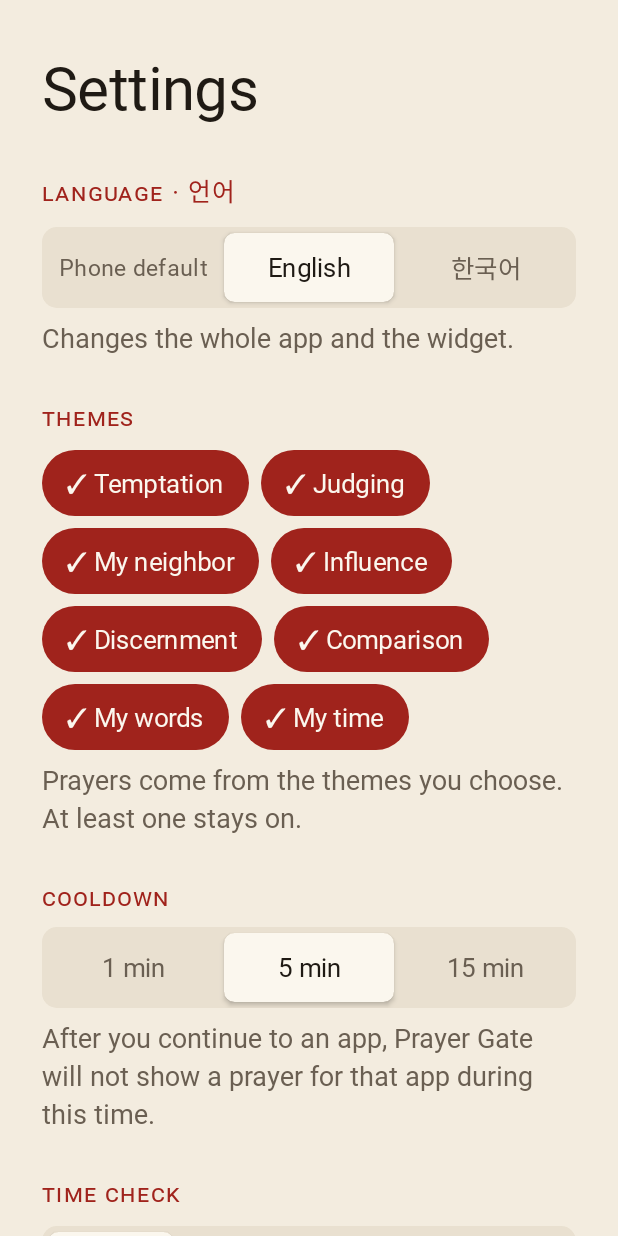
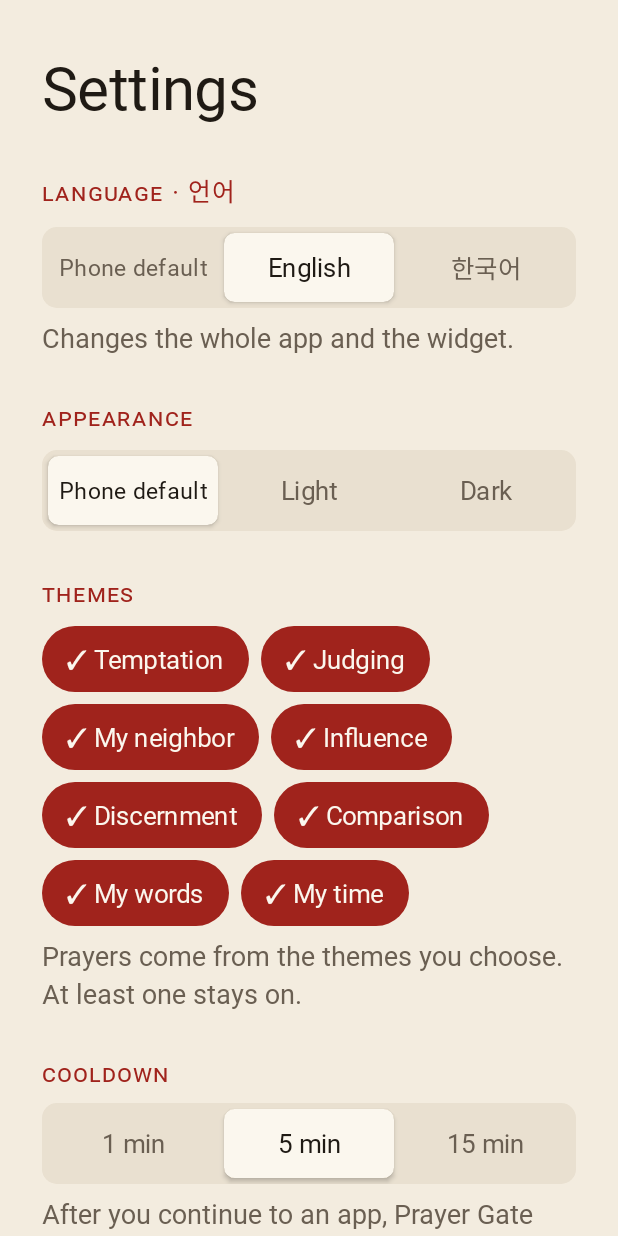
Before and after one commit to jackelamen/prayergate, an Android app built with Jetpack Compose: the composable SettingsScreen shown on its own in the app's theme, on a phone screen of 412 x 824 dp. Run offline under Robolectric (Android 15) with nearby library versions, the phone set to English and light mode, and no system bars; Roboto replaces fonts that are not available here.

Commit message:
Add a light / dark / phone default appearance switch
Settings > Appearance chooses Phone default, Light or Dark. The choice is
saved as AppAppearance and applied, together with the language, when each
screen is created (AppAppearance.wrapScreen in attachBaseContext). It sets
the configuration's night mode, so the theme colours, the system bar icons
and the window background all follow it, not only the Compose colours.
Switching recreates the screen and keeps the tab. Reset keeps the choice.
The widget stays light. The user guide has a new "Light and dark" section.

Robolectric tests switch on the real Settings screen, check the screen is
dark after the switch and after a fresh launch, that Phone default goes back,
and that language and appearance together keep both.

Co-Authored-By: Claude Opus 5.5 <noreply@anthropic.com>
Claude-Session: https://claude.ai/code/session_01Fdt8wSbZ6WbEF5KqqJwpT5

```diff
--- a/app/src/main/java/com/prayergate/app/data/AppReset.kt
+++ b/app/src/main/java/com/prayergate/app/data/AppReset.kt
@@ -14,7 +14,8 @@ import com.prayergate.app.ui.PrayerGateWidget
  *
  * Deleted: chosen apps, every prayer and pause, saved prayers, streak and
  * stats, all settings, cooldowns and time-check clocks.
- * Not changed: the language choice (the screen is already in it), and
+ * Not changed: the language and light/dark choices (the screen is already
+ * showing them), and
  * permissions the user granted in Android settings. An app
  * cannot switch those off itself; setup simply skips the ones already on.
  */
@@ -24,12 +25,14 @@ object AppReset {
     fun resetEverything(context: Context, onDone: () -> Unit) {
         val app = context.applicationContext as PrayerGateApp
         val language = AppLanguage.saved(app)
+        val appearance = AppAppearance.saved(app)
         app.dbThread.execute {
             app.database.clearAllTables()
             for (file in listOf("settings", "gate_state")) {
                 app.getSharedPreferences(file, Context.MODE_PRIVATE).edit().clear().commit()
             }
             AppLanguage.save(app, language)
+            AppAppearance.save(app, appearance)
             GateController.forgetEverything()
             Handler(Looper.getMainLooper()).post {
                 Engines.apply(app)           // stops detection until setup is finished again
--- a/app/src/main/java/com/prayergate/app/ui/LanguageSwitch.kt
+++ b/app/src/main/java/com/prayergate/app/ui/LanguageSwitch.kt
@@ -23,6 +23,7 @@ import androidx.compose.ui.semantics.semantics
 import androidx.compose.ui.text.style.TextDecoration
 import androidx.compose.ui.unit.dp
 import com.prayergate.app.R
+import com.prayergate.app.data.AppAppearance
 import com.prayergate.app.data.AppLanguage
 
 /** The Activity behind a Compose [Context], or null. */
@@ -44,6 +45,21 @@ fun rememberLanguageSetter(): (AppLanguage) -> Unit {
         if (language != AppLanguage.saved(context)) {
             AppLanguage.save(context, language)
             PrayerGateWidget.refresh(context)
+            context.findActivity()?.recreate()
+        }
+    }
+}
+
+/**
+ * Saves light, dark or "follow the phone" and redraws the screen in it,
+ * keeping the screen you were on.
+ */
+@Composable
+fun rememberAppearanceSetter(): (AppAppearance) -> Unit {
+    val context = LocalContext.current
+    return { appearance ->
+        if (appearance != AppAppearance.saved(context)) {
+            AppAppearance.save(context, appearance)
             context.findActivity()?.recreate()
         }
     }
--- a/app/src/main/java/com/prayergate/app/ui/MainActivity.kt
+++ b/app/src/main/java/com/prayergate/app/ui/MainActivity.kt
@@ -45,6 +45,7 @@ import androidx.compose.ui.semantics.Role
 import androidx.compose.ui.unit.dp
 import androidx.compose.ui.unit.sp
 import com.prayergate.app.R
+import com.prayergate.app.data.AppAppearance
 import com.prayergate.app.data.AppLanguage
 import com.prayergate.app.PrayerGateApp
 import com.prayergate.app.detection.Engines
@@ -58,9 +59,9 @@ import com.prayergate.app.ui.theme.PrayerGateTheme
  */
 class MainActivity : ComponentActivity() {
 
-    /** Gives this screen the language chosen in Settings (see AppLanguage). */
+    /** Gives this screen the language and light/dark mode chosen in Settings. */
     override fun attachBaseContext(newBase: Context) {
-        super.attachBaseContext(AppLanguage.wrap(newBase))
+        super.attachBaseContext(AppAppearance.wrapScreen(newBase))
     }
 
     override fun onCreate(savedInstanceState: Bundle?) {
--- a/app/src/main/java/com/prayergate/app/ui/ManualScreen.kt
+++ b/app/src/main/java/com/prayergate/app/ui/ManualScreen.kt
@@ -42,6 +42,7 @@ private val SECTIONS = listOf(
     R.string.manual_reset_t to R.string.manual_reset,
     R.string.manual_privacy_t to R.string.manual_privacy,
     R.string.manual_language_t to R.string.manual_language,
+    R.string.manual_appearance_t to R.string.manual_appearance,
 )
 
 @Composable
--- a/app/src/main/java/com/prayergate/app/ui/PrayerActivity.kt
+++ b/app/src/main/java/com/prayergate/app/ui/PrayerActivity.kt
@@ -80,6 +80,7 @@ import androidx.compose.ui.unit.sp
 import androidx.compose.ui.zIndex
 import com.prayergate.app.PrayerGateApp
 import com.prayergate.app.R
+import com.prayergate.app.data.AppAppearance
 import com.prayergate.app.data.AppLanguage
 import com.prayergate.app.data.Engine
 import com.prayergate.app.data.Prayer
@@ -120,9 +121,9 @@ class PrayerActivity : ComponentActivity() {
 
     private val app get() = application as PrayerGateApp
 
-    /** Gives this screen the language chosen in Settings (see AppLanguage). */
+    /** Gives this screen the language and light/dark mode chosen in Settings. */
     override fun attachBaseContext(newBase: Context) {
-        super.attachBaseContext(AppLanguage.wrap(newBase))
+        super.attachBaseContext(AppAppearance.wrapScreen(newBase))
     }
 
     // What triggered this screen (read from the Intent).
--- a/app/src/main/java/com/prayergate/app/ui/SettingsScreen.kt
+++ b/app/src/main/java/com/prayergate/app/ui/SettingsScreen.kt
@@ -49,6 +49,7 @@ import androidx.compose.ui.semantics.Role
 import androidx.compose.ui.unit.dp
 import com.prayergate.app.R
 import com.prayergate.app.PrayerGateApp
+import com.prayergate.app.data.AppAppearance
 import com.prayergate.app.data.AppLanguage
 import com.prayergate.app.data.AppReset
 import com.prayergate.app.data.PrayerTheme
@@ -115,6 +116,26 @@ fun SettingsScreen(
             style = MaterialTheme.typography.labelSmall,
             color = MaterialTheme.colorScheme.onSurfaceVariant,
             modifier = Modifier.padding(top = 10.dp),
+        )
+
+        // --- Appearance: light or dark pages ---
+        Spacer(Modifier.height(32.dp))
+        SectionLabel(stringResource(R.string.settings_appearance))
+        Spacer(Modifier.height(12.dp))
+        val setAppearance = rememberAppearanceSetter()
+        ChoiceRow(
+            options = AppAppearance.entries,
+            selected = AppAppearance.saved(context),
+            label = {
+                stringResource(
+                    when (it) {
+                        AppAppearance.SYSTEM -> R.string.appearance_system
+                        AppAppearance.LIGHT -> R.string.appearance_light
+                        AppAppearance.DARK -> R.string.appearance_dark
+                    }
+                )
+            },
+            onSelect = setAppearance,
         )
 
         // --- Themes ---
--- a/app/src/main/res/values/strings.xml
+++ b/app/src/main/res/values/strings.xml
@@ -127,6 +127,8 @@
     <string name="manual_reset">Settings > Reset Prayer Gate deletes all records and settings and starts setup again. Permissions you allowed stay on, so setup skips those steps.</string>
     <string name="manual_privacy_t">Privacy</string>
     <string name="manual_privacy">Prayer Gate has no account and no internet access. Your chosen apps, prayer history and saved prayers stay on this phone. Uninstalling Prayer Gate deletes all of it.</string>
+    <string name="manual_appearance_t">Light and dark</string>
+    <string name="manual_appearance">Prayer Gate follows your phone\'s light or dark setting. To always use light pages or always use dark ones, go to Settings > Appearance and choose Light or Dark. Choose Phone default to follow your phone again. The widget stays light.</string>
     <string name="manual_language_t">Language</string>
     <string name="manual_language">Prayer Gate starts in your phone\'s language, Korean or English. To use the other one, go to Settings > Language, or tap English or 한국어 at the top of the welcome screen. The prayers, the widget and the notification change with it. Choose Phone default to follow your phone again.</string>
 
@@ -238,6 +240,10 @@
     <string name="settings_language" translatable="false">Language · 언어</string>
     <string name="settings_language_hint">Changes the whole app and the widget.</string>
     <string name="lang_system">Phone default</string>
+    <string name="settings_appearance">Appearance</string>
+    <string name="appearance_system">Phone default</string>
+    <string name="appearance_light">Light</string>
+    <string name="appearance_dark">Dark</string>
     <!-- Language names are always written in their own language. -->
     <string name="lang_english" translatable="false">English</string>
     <string name="lang_korean" translatable="false">한국어</string>
```
Also changed, not shown: app/src/main/java/com/prayergate/app/data/AppAppearance.kt (added, +49 -0 lines), 4 other files.
